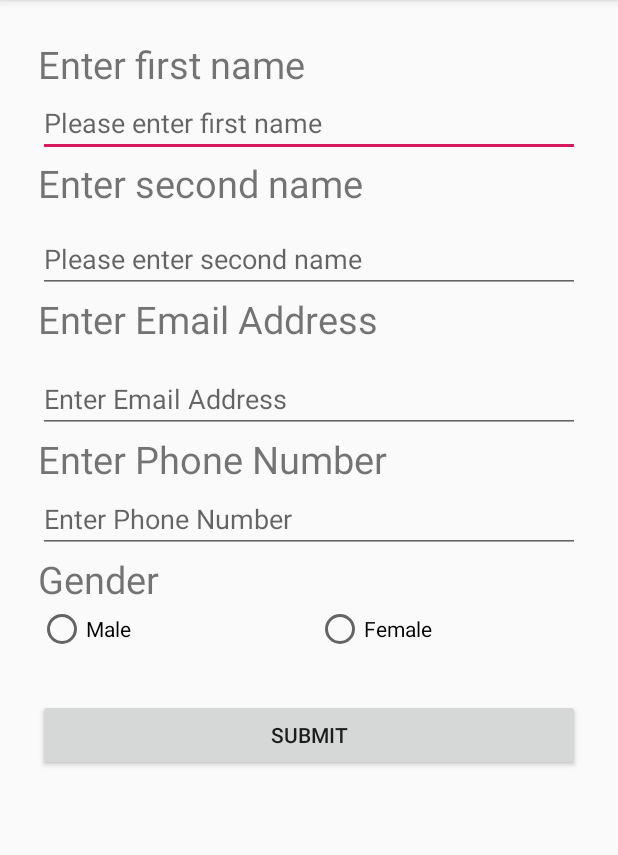
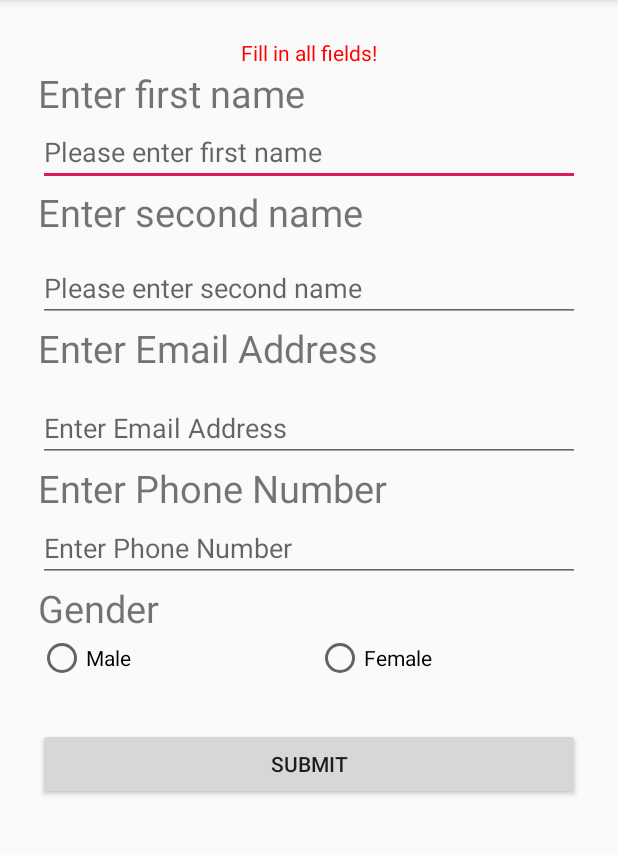
Before and after one commit to KariukiAbel/SQLite-Android-Demo, an Android app: the screen it shows after launch (MainActivity), on a phone screen of 412 x 824 dp, the part 84-939 px from its top. Run offline under Robolectric (Android 15) with nearby library versions, the phone set to English and light mode, and no system bars.

Commit message:
Added red colour for empty fields

```diff
--- a/app/src/main/java/com/nabesh/sqlitedatabasedemo/MainActivity.java
+++ b/app/src/main/java/com/nabesh/sqlitedatabasedemo/MainActivity.java
@@ -12,10 +12,11 @@ import android.widget.RadioButton;
 import android.widget.TextView;
 
 public class MainActivity extends AppCompatActivity {
+    private TextView tv;
     private EditText fname, lname, email, phoneNumber;
     private RadioButton male, female;
     private Button submit;
-    private String gender;
+    private String gender,firstname, lastname, mail, phoneno;
 
     @Override
     protected void onCreate(Bundle savedInstanceState) {
@@ -27,6 +28,12 @@ public class MainActivity extends AppCompatActivity {
         phoneNumber = findViewById(R.id.editText3);
         male = findViewById(R.id.radioButton);
         female = findViewById(R.id.radioButton2);
+        tv = findViewById(R.id.textView3);
+
+        firstname = fname.getText().toString();
+        lastname = lname.getText().toString();
+        mail = email.getText().toString();
+        phoneno = phoneNumber.getText().toString();
 
         if (male.isSelected()){
             gender = male.getText().toString();
@@ -34,19 +41,20 @@ public class MainActivity extends AppCompatActivity {
             gender = female.getText().toString();
         }
 
+        if (firstname.isEmpty() || lastname.isEmpty() || mail.isEmpty() || phoneno.isEmpty()){
+            tv.setText("Fill in all fields!");
+            tv.setTextColor(getResources().getColor(R.color.invalid));
+        }
+
         submit = findViewById(R.id.button);
         submit.setOnClickListener(submitOnClickListener);
     }
+
     private View.OnClickListener submitOnClickListener = new View.OnClickListener() {
         @Override
         public void onClick(View view) {
             Database db = new Database(MainActivity.this,null,null,1);
-            DataModel model = new DataModel(
-                    0,
-                    fname.getText().toString(),
-                    lname.getText().toString(),email.getText().toString(),
-                    gender,
-                    phoneNumber.getText().toString());
+            DataModel model = new DataModel(0, firstname, lastname, mail, gender, phoneno);
             db.addDetails(model);
             Intent intent = new Intent(MainActivity.this, ViewActivity.class);
             startActivity(intent);
--- a/app/src/main/res/layout/activity_main.xml
+++ b/app/src/main/res/layout/activity_main.xml
@@ -8,6 +8,12 @@
     android:orientation="vertical"
     tools:context=".MainActivity">
 
+
+    <TextView
+        android:id="@+id/textView3"
+        android:textAlignment="center"
+        android:layout_width="match_parent"
+        android:layout_height="wrap_content" />
 
     <TextView
         android:layout_width="match_parent"
--- a/app/src/main/res/values/colors.xml
+++ b/app/src/main/res/values/colors.xml
@@ -3,4 +3,5 @@
     <color name="colorPrimary">#008577</color>
     <color name="colorPrimaryDark">#00574B</color>
     <color name="colorAccent">#D81B60</color>
+    <color name="invalid">#ff0000</color>
 </resources>
```
